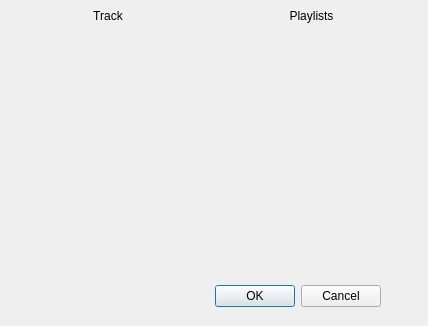
Before: the Qt Designer form modules/ui/databaseColumnsSelection.ui in ssabug/piratengine, drawn with Qt 5.
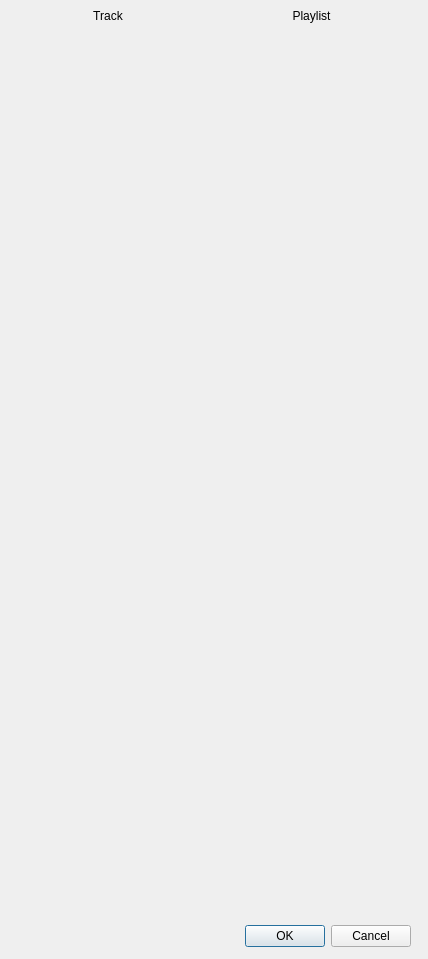
After: the same form once the commit is applied.

Commit message: database dynamic columns in progress

```diff
--- a/modules/ui/databaseColumnsSelection.ui
+++ b/modules/ui/databaseColumnsSelection.ui
@@ -7,7 +7,7 @@
     <x>0</x>
     <y>0</y>
     <width>428</width>
-    <height>326</height>
+    <height>959</height>
    </rect>
   </property>
   <property name="windowTitle">
@@ -16,8 +16,8 @@
   <widget class="QDialogButtonBox" name="buttonBox">
    <property name="geometry">
     <rect>
-     <x>40</x>
-     <y>280</y>
+     <x>70</x>
+     <y>920</y>
      <width>341</width>
      <height>32</height>
     </rect>
@@ -35,7 +35,7 @@
      <x>9</x>
      <y>9</y>
      <width>401</width>
-     <height>251</height>
+     <height>901</height>
     </rect>
    </property>
    <layout class="QHBoxLayout" name="horizontalLayout">
@@ -77,7 +77,7 @@
         <item>
          <widget class="QLabel" name="label1">
           <property name="text">
-           <string>Playlists</string>
+           <string>Playlist</string>
           </property>
           <property name="alignment">
            <set>Qt::AlignCenter</set>
```
The commit also changes 4 other files.
